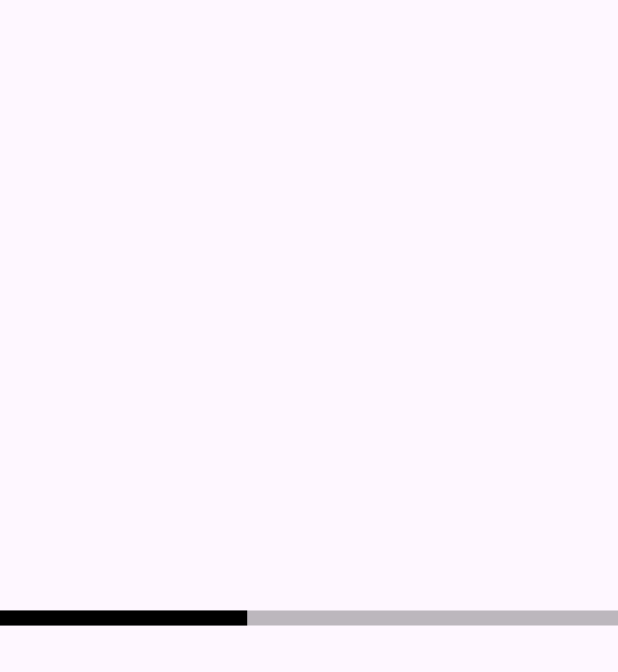
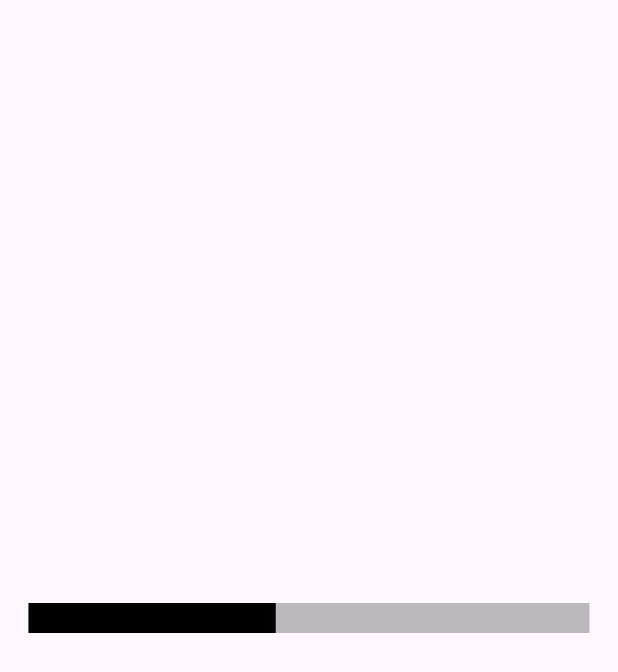
Before and after one commit to NicosNicolaou16/percentages_with_animation, a Flutter app: the screen it shows after launch, on a phone screen of 412 x 824 dp. Shown: the top 672 px of the screen. Run offline on Flutter 3.47's test engine with Material 3 defaults, Android fonts, the phone set to English and light mode, and no system bars.

```diff
--- a/example/lib/main.dart
+++ b/example/lib/main.dart
@@ -37,8 +37,14 @@ class _MyHomePageState extends State<MyHomePage> {
       body: Column(
         mainAxisAlignment: MainAxisAlignment.center,
         children: <Widget>[
-          LinearPercentage(
-            percentage: 10,
+          Padding(
+            padding: EdgeInsets.all(19.0),
+            child: LinearPercentage(
+              currentPercentage: 10,
+              maxPercentage: 100,
+              height: 20,
+              heightPercentage: 20,
+            ),
           ),
         ],
       ),
--- a/lib/src/linear_percentage.dart
+++ b/lib/src/linear_percentage.dart
@@ -1,10 +1,24 @@
 import 'package:flutter/material.dart';
 
-class LinearPercentage extends StatelessWidget {
-  final int percentage;
+class LinearPercentage extends StatefulWidget {
+  final double currentPercentage;
+  final double maxPercentage;
+  final double height;
+  final double heightPercentage;
 
-  const LinearPercentage({super.key, required this.percentage});
+  const LinearPercentage({
+    super.key,
+    required this.currentPercentage,
+    required this.maxPercentage,
+    required this.height,
+    required this.heightPercentage,
+  }) : assert(currentPercentage <= maxPercentage);
 
+  @override
+  State<LinearPercentage> createState() => _LinearPercentageState();
+}
+
+class _LinearPercentageState extends State<LinearPercentage> {
   @override
   Widget build(BuildContext context) {
     double x = MediaQuery.of(context).size.width;
@@ -14,14 +28,21 @@ class LinearPercentage extends StatelessWidget {
         children: [
           Container(
             width: x,
-            height: 10,
+            height: widget.height,
             color: Colors.black26,
           ),
-          AnimatedContainer(
-            duration: const Duration(milliseconds: 5000),
-            width: percent,
-            height: 10,
-            color: Colors.black,
+          TweenAnimationBuilder(
+            duration: const Duration(milliseconds: 1000),
+            curve: Curves.easeInOut,
+            tween: Tween<double>(
+              begin: 0,
+              end: percent,
+            ),
+            builder: (context, value, _) => Container(
+              width: value,
+              height: widget.heightPercentage,
+              color: Colors.black,
+            ),
           ),
         ],
       ),
```
